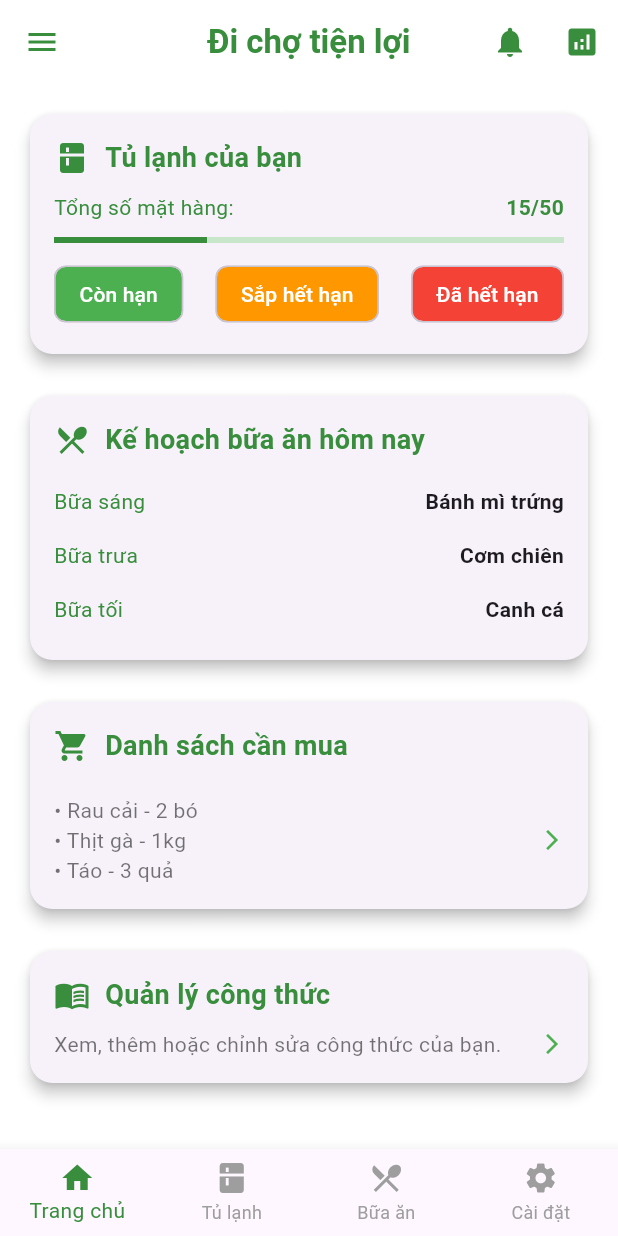
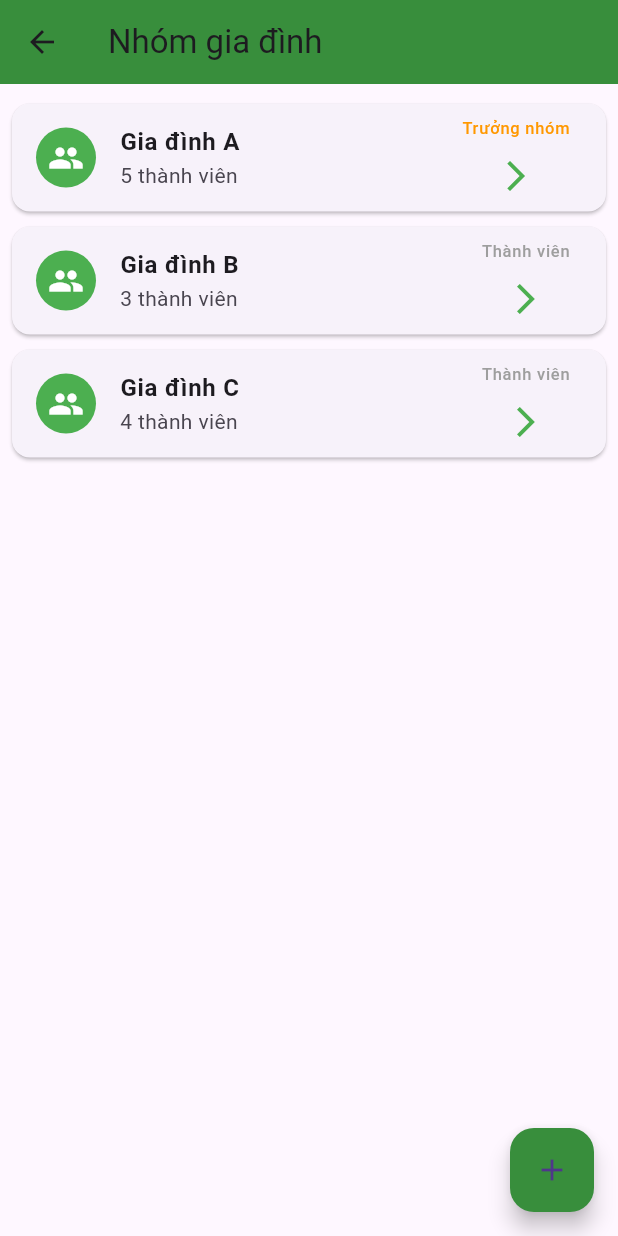
Before and after one commit to tonystark2306/mealplanner_group15_2024.1, a Flutter app: the screen it shows after launch, in the side drawer, after a tap on "Quản lý thành viên nhóm", on a phone screen of 412 x 824 dp. Run offline on Flutter 3.47's test engine with Material 3 defaults, Android fonts, the phone set to English and light mode, and no system bars.

Commit message:
Add group screen

```diff
--- /dev/null
+++ b/frontend/lib/Screen/family_group/family_group_list_screen.dart
@@ -0,0 +1,81 @@
+import 'package:flutter/material.dart';
+
+class FamilyGroupListScreen extends StatelessWidget {
+  FamilyGroupListScreen({super.key});
+
+  final List<Map<String, dynamic>> familyGroups = [
+    {'name': 'Gia đình A', 'members': 5, 'role': 'Trưởng nhóm'},
+    {'name': 'Gia đình B', 'members': 3, 'role': 'Thành viên'},
+    {'name': 'Gia đình C', 'members': 4, 'role': 'Thành viên'},
+  ];
+
+  @override
+  Widget build(BuildContext context) {
+    return Scaffold(
+      appBar: AppBar(
+        title: const Text('Nhóm gia đình'),
+        backgroundColor: Colors.green[700],
+      ),
+      body: familyGroups.isNotEmpty
+          ? ListView.builder(
+              padding: const EdgeInsets.all(8),
+              itemCount: familyGroups.length,
+              itemBuilder: (context, index) {
+                final group = familyGroups[index];
+                return Card(
+                  margin: const EdgeInsets.symmetric(vertical: 5),
+                  child: ListTile(
+                    leading: CircleAvatar(
+                      backgroundColor: Colors.green,
+                      child: Icon(Icons.group, color: Colors.white),
+                    ),
+                    title: Text(group['name'], style: TextStyle(fontWeight: FontWeight.bold)),
+                    subtitle: Text('${group['members']} thành viên'),
+                    trailing: Column(
+                      mainAxisAlignment: MainAxisAlignment.center,
+                      children: [
+                        Text(
+                          group['role'],
+                          style: TextStyle(
+                            color: group['role'] == 'Trưởng nhóm' ? Colors.orange : Colors.grey,
+                          ),
+                        ),
+                        IconButton(
+                          icon: Icon(Icons.arrow_forward_ios, color: Colors.green),
+                          onPressed: () {
+                            Navigator.pushNamed(
+                              context,
+                              '/family-group-detail',
+                              arguments: group,
+                            );
+                          },
+                        ),
+                      ],
+                    ),
+                    onTap: () {
+                      Navigator.pushNamed(
+                        context,
+                        '/family-group-detail',
+                        arguments: group,
+                      );
+                    },
+                  ),
+                );
+              },
+            )
+          : const Center(
+              child: Text(
+                'Danh sách trống. Nhấn + để thêm nhóm mới.',
+                style: TextStyle(fontSize: 16, color: Colors.grey),
+              ),
+            ),
+      floatingActionButton: FloatingActionButton(
+        backgroundColor: Colors.green[700],
+        onPressed: () {
+          Navigator.pushNamed(context, '/create-family-group');
+        },
+        child: const Icon(Icons.add),
+      ),
+    );
+  }
+}
--- a/frontend/lib/Screen/homepage.dart
+++ b/frontend/lib/Screen/homepage.dart
@@ -155,6 +155,31 @@ class HomeScreen extends StatelessWidget {
                 ),
               ),
             ),
+            const SizedBox(height: 20),
+            _buildSectionCard(
+              title: 'Quản lý thành viên nhóm', // Thêm mục mới
+              icon: Icons.group,
+              child: GestureDetector(
+                onTap: () {
+                  Navigator.pushNamed(context, '/family-group');
+                },
+                child: const Row(
+                  children: [
+                    Expanded(
+                      child: Text(
+                        'Quản lý nhóm gia đình của bạn.',
+                        style: TextStyle(color: Colors.black54),
+                      ),
+                    ),
+                    Icon(
+                      Icons.arrow_forward_ios,
+                      color: Colors.green,
+                      size: 16,
+                    ),
+                  ],
+                ),
+              ),
+            ),
           ],
         ),
       ),
@@ -176,7 +201,9 @@ class HomeScreen extends StatelessWidget {
               ),
             ),
           ),
-          _buildDrawerItem(icon: Icons.group, text: 'Quản lý thành viên nhóm'),
+          _buildDrawerItem(icon: Icons.group, text: 'Quản lý thành viên nhóm', onTap: () {
+            Navigator.pushNamed(context, '/family-group'); // Đường dẫn tới màn hình quản lý nhóm
+          }),
           _buildDrawerItem(icon: Icons.notifications, text: 'Cài đặt thông báo'),
           _buildDrawerItem(icon: Icons.star, text: 'Đánh giá ứng dụng'),
           _buildDrawerItem(icon: Icons.privacy_tip, text: 'Chính sách bảo mật'),
--- a/frontend/lib/main.dart
+++ b/frontend/lib/main.dart
@@ -1,16 +1,22 @@
 import 'package:flutter/material.dart';
 import 'package:provider/provider.dart';
+
+// Import các màn hình liên quan
 import './Screen/bottom_navigation_screen.dart';
-import './Screen/reports/consumption_report_screen.dart'; // Import màn hình báo cáo
-import 'Providers/refrigerator_provider.dart';
-import 'Screen/refrigrator/refrigerator_management_screen.dart';
-import 'Screen/auth/login.dart';
-import 'Screen/auth/signupscreen.dart';
-import 'Screen/homepage.dart';
-import 'Screen/shopping_list/shopping_list_screen.dart';
-import 'Screen/recipes/create_recipe_screen.dart';
-import 'Screen/recipes/recipe_management_screen.dart';
-import 'Providers/meal_planning_provider.dart';
+import './Screen/reports/consumption_report_screen.dart';
+import './Screen/refrigrator/refrigerator_management_screen.dart';
+import './Screen/auth/login.dart';
+import './Screen/auth/signupscreen.dart';
+import './Screen/homepage.dart';
+import './Screen/shopping_list/shopping_list_screen.dart';
+import './Screen/recipes/create_recipe_screen.dart';
+import './Screen/recipes/recipe_management_screen.dart';
+import './Providers/refrigerator_provider.dart';
+import './Providers/meal_planning_provider.dart';
+import './Screen/family_group/family_group_list_screen.dart';
+import './Screen/family_group/family_group_detail_screen.dart'; // Màn hình chi tiết nhóm gia đình
+import './Screen/family_group/create_family_group_screen.dart'; // Màn hình tạo nhóm gia đình
+
 void main() {
   runApp(const MyApp());
 }
@@ -25,11 +31,10 @@ class MyApp extends StatelessWidget {
         ChangeNotifierProvider(
           create: (_) => RefrigeratorProvider(),
         ),
-        ChangeNotifierProvider(create: (_) => MealPlanningProvider()), // Thêm MealPlanningProvider
-
+        ChangeNotifierProvider(create: (_) => MealPlanningProvider()),
       ],
       child: MaterialApp(
-        home: const BottomNavigationScreen(), // Màn hình chính
+        home: const BottomNavigationScreen(),
         debugShowCheckedModeBanner: false,
         routes: {
           '/login': (context) => const SimpleLoginScreen(),
@@ -38,9 +43,12 @@ class MyApp extends StatelessWidget {
           '/refrigerator': (context) => const RefrigeratorManagementScreen(),
           '/bottomnav': (context) => const BottomNavigationScreen(),
           '/shopping-list': (context) => const ShoppingListScreen(),
-          '/report': (context) => const ReportScreen(), // Correct route to ReportScreen
+          '/report': (context) => const ReportScreen(),
           '/recipe-management': (context) => const RecipeManagementScreen(),
           '/create-recipe': (context) => const CreateRecipeScreen(),
+          '/family-group': (context) => FamilyGroupListScreen(), // Đường dẫn danh sách nhóm
+          '/family-group-detail': (context) => FamilyGroupDetailScreen(), // Đường dẫn chi tiết nhóm gia đình
+          '/create-family-group': (context) => CreateFamilyGroupScreen(), // Đường dẫn tạo nhóm gia đình
         },
       ),
     );
```
Also changed, not shown: frontend/lib/Screen/family_group/create_family_group_screen.dart (added, +65 -0 lines), frontend/lib/Screen/family_group/family_group_detail_screen.dart (added, +82 -0 lines).
